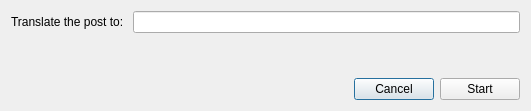
Above: BartleBlog/ui/translations.ui from ralsina/ra-blog before the change. Below: the same form after it.
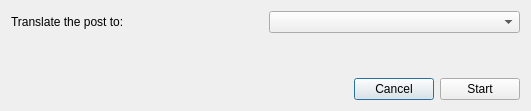
That is the form after the change.

```diff
--- a/BartleBlog/ui/translations.ui
+++ b/BartleBlog/ui/translations.ui
@@ -29,7 +29,7 @@
       </widget>
      </item>
      <item>
-      <widget class="QLineEdit" name="lineEdit" />
+      <widget class="QComboBox" name="list" />
      </item>
     </layout>
    </item>
```
